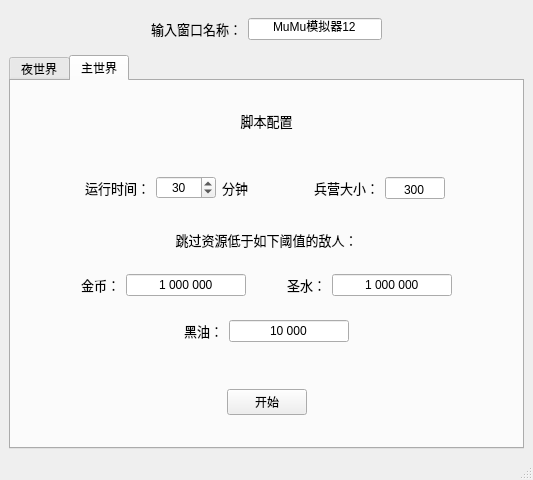
Qt form ui.ui (nev3da/COC) before a commit.
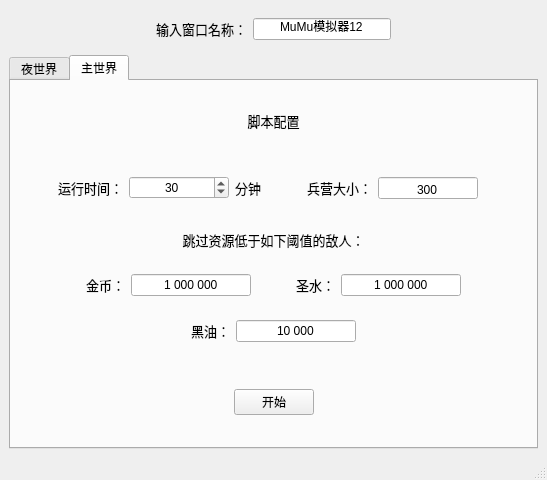
The same form after that commit. The open tabs and pages were chosen to show the change.

Commit message: 调整窗口大小

Patch:
```diff
--- a/ui.ui
+++ b/ui.ui
@@ -6,7 +6,7 @@
    <rect>
     <x>0</x>
     <y>0</y>
-    <width>533</width>
+    <width>547</width>
     <height>480</height>
    </rect>
   </property>
@@ -616,13 +616,13 @@
                 </property>
                 <property name="minimumSize">
                  <size>
-                  <width>60</width>
+                  <width>100</width>
                   <height>0</height>
                  </size>
                 </property>
                 <property name="maximumSize">
                  <size>
-                  <width>80</width>
+                  <width>16777215</width>
                   <height>16777215</height>
                  </size>
                 </property>
@@ -687,13 +687,13 @@
                   <widget class="QLineEdit" name="day_number">
                    <property name="minimumSize">
                     <size>
-                     <width>60</width>
+                     <width>100</width>
                      <height>0</height>
                     </size>
                    </property>
                    <property name="maximumSize">
                     <size>
-                     <width>80</width>
+                     <width>16777215</width>
                      <height>16777215</height>
                     </size>
                    </property>
@@ -798,7 +798,7 @@
                       </property>
                       <property name="maximumSize">
                        <size>
-                        <width>80</width>
+                        <width>16777215</width>
                         <height>16777215</height>
                        </size>
                       </property>
@@ -851,7 +851,7 @@
                       </property>
                       <property name="maximumSize">
                        <size>
-                        <width>80</width>
+                        <width>16777215</width>
                         <height>16777215</height>
                        </size>
                       </property>
```
Left out of the diff: 2 changed lines with no effect on the pictures. The commit also changes 1 other file.
